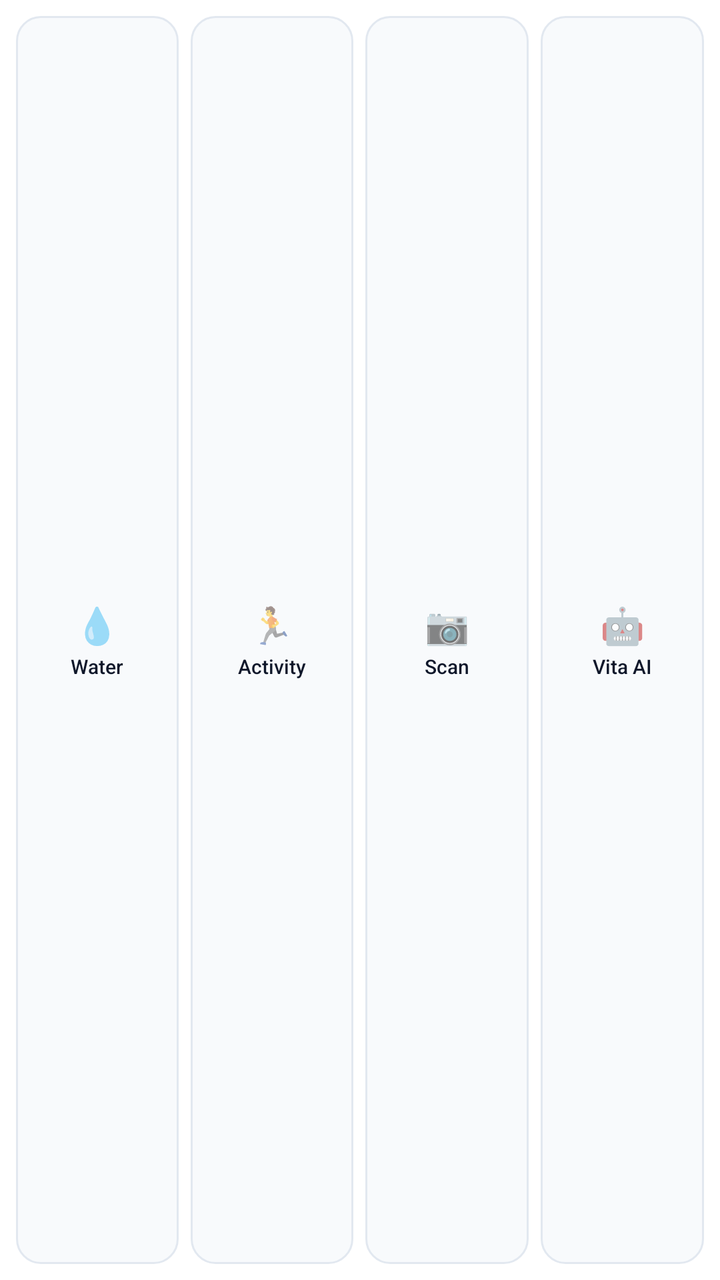
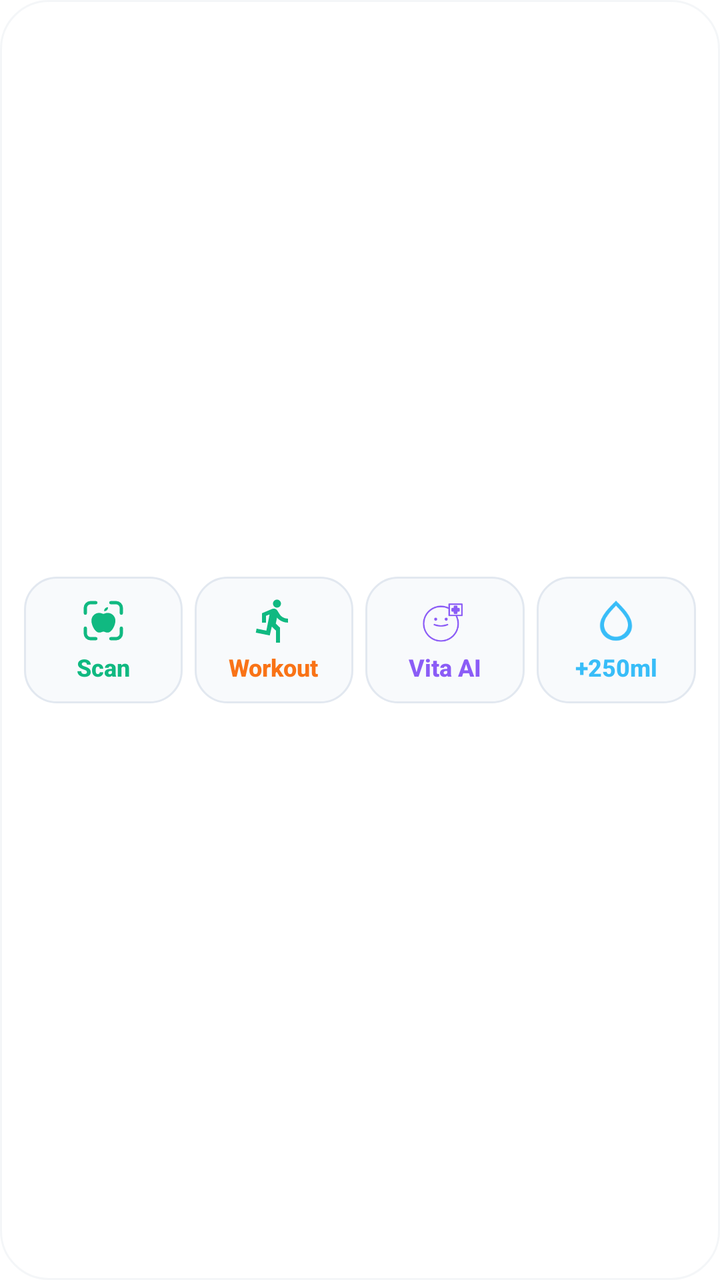

Two renders of the same Android screen: before a commit and after it. Below are the layout's source before the change and the commit's diff.
<!-- AndroidManifest.xml: fallback theme Theme.MaterialComponents.DayNight.NoActionBar -->
<!-- res/layout/quick_shortcuts_widget.xml -->
<?xml version="1.0" encoding="utf-8"?>
<LinearLayout xmlns:android="http://schemas.android.com/apk/res/android"
    android:id="@+id/widget_shortcuts_root"
    android:layout_width="match_parent"
    android:layout_height="match_parent"
    android:background="@drawable/widget_background"
    android:gravity="center_vertical"
    android:orientation="horizontal"
    android:padding="8dp">

    
    <LinearLayout
        android:id="@+id/widget_shortcut_water"
        android:layout_width="0dp"
        android:layout_height="match_parent"
        android:layout_marginEnd="3dp"
        android:layout_weight="1"
        android:background="@drawable/widget_card_bg"
        android:gravity="center"
        android:orientation="vertical"
        android:padding="4dp">

        <TextView
            android:layout_width="wrap_content"
            android:layout_height="wrap_content"
            android:text="💧"
            android:textSize="18sp" />

        <TextView
            android:layout_width="wrap_content"
            android:layout_height="wrap_content"
            android:layout_marginTop="2dp"
            android:fontFamily="sans-serif-medium"
            android:text="Water"
            android:textColor="@color/widget_text"
            android:textSize="10sp" />
    </LinearLayout>

    
    <LinearLayout
        android:id="@+id/widget_shortcut_activity"
        android:layout_width="0dp"
        android:layout_height="match_parent"
        android:layout_marginStart="3dp"
        android:layout_marginEnd="3dp"
        android:layout_weight="1"
        android:background="@drawable/widget_card_bg"
        android:gravity="center"
        android:orientation="vertical"
        android:padding="4dp">

        <TextView
            android:layout_width="wrap_content"
            android:layout_height="wrap_content"
            android:text="🏃"
            android:textSize="18sp" />

        <TextView
            android:layout_width="wrap_content"
            android:layout_height="wrap_content"
            android:layout_marginTop="2dp"
            android:fontFamily="sans-serif-medium"
            android:text="Activity"
            android:textColor="@color/widget_text"
            android:textSize="10sp" />
    </LinearLayout>

    
    <LinearLayout
        android:id="@+id/widget_shortcut_food"
        android:layout_width="0dp"
        android:layout_height="match_parent"
        android:layout_marginStart="3dp"
        android:layout_marginEnd="3dp"
        android:layout_weight="1"
        android:background="@drawable/widget_card_bg"
        android:gravity="center"
        android:orientation="vertical"
        android:padding="4dp">

        <TextView
            android:layout_width="wrap_content"
            android:layout_height="wrap_content"
            android:text="📷"
            android:textSize="18sp" />

        <TextView
            android:layout_width="wrap_content"
            android:layout_height="wrap_content"
            android:layout_marginTop="2dp"
            android:fontFamily="sans-serif-medium"
            android:text="Scan"
            android:textColor="@color/widget_text"
            android:textSize="10sp" />
    </LinearLayout>

    
    <LinearLayout
        android:id="@+id/widget_shortcut_vita"
        android:layout_width="0dp"
        android:layout_height="match_parent"
        android:layout_marginStart="3dp"
        android:layout_weight="1"
        android:background="@drawable/widget_card_bg"
        android:gravity="center"
        android:orientation="vertical"
        android:padding="4dp">

        <TextView
            android:layout_width="wrap_content"
            android:layout_height="wrap_content"
            android:text="🤖"
            android:textSize="18sp" />

        <TextView
            android:layout_width="wrap_content"
            android:layout_height="wrap_content"
            android:layout_marginTop="2dp"
            android:fontFamily="sans-serif-medium"
            android:text="Vita AI"
            android:textColor="@color/widget_text"
            android:textSize="10sp" />
    </LinearLayout>
</LinearLayout>
<!-- resources referenced by this layout -->
<resources>
  <color name="widget_text">#FF0F172A</color>
  <!-- drawable widget_background (drawable) -->
  <?xml version="1.0" encoding="utf-8"?>
  <shape xmlns:android="http://schemas.android.com/apk/res/android" android:shape="rectangle">
      <solid android:color="@color/widget_background" />
      <corners android:radius="16dp" />
  </shape>
  <!-- drawable widget_card_bg (drawable) -->
  <?xml version="1.0" encoding="utf-8"?>
  <shape xmlns:android="http://schemas.android.com/apk/res/android" android:shape="rectangle">
      <solid android:color="@color/widget_card_background" />
      <stroke android:width="1dp" android:color="@color/widget_card_border" />
      <corners android:radius="12dp" />
  </shape>
  <color name="widget_background">#FFFFFFFF</color>
  <!-- unchanged entries left out for length: 2 -->
</resources>

<!-- the commit's change to res/layout/quick_shortcuts_widget.xml (unified diff, before → after) -->
@@ -6,119 +6,158 @@
     android:background="@drawable/widget_background"
     android:gravity="center_vertical"
     android:orientation="horizontal"
-    android:padding="8dp">
+    android:paddingStart="12dp"
+    android:paddingTop="8dp"
+    android:paddingEnd="12dp"
+    android:paddingBottom="8dp">
 
     
     <LinearLayout
-        android:id="@+id/widget_shortcut_water"
+        android:id="@+id/widget_shortcut_food"
         android:layout_width="0dp"
-        android:layout_height="match_parent"
+        android:layout_height="wrap_content"
         android:layout_marginEnd="3dp"
         android:layout_weight="1"
         android:background="@drawable/widget_card_bg"
         android:gravity="center"
         android:orientation="vertical"
-        android:padding="4dp">
+        android:paddingStart="3dp"
+        android:paddingTop="10dp"
+        android:paddingEnd="3dp"
+        android:paddingBottom="10dp">
+
+        <ImageView
+            android:layout_width="24dp"
+            android:layout_height="24dp"
+            android:src="@drawable/ic_widget_scan" />
 
         <TextView
             android:layout_width="wrap_content"
             android:layout_height="wrap_content"
-            android:text="💧"
-            android:textSize="18sp" />
-
-        <TextView
-            android:layout_width="wrap_content"
-            android:layout_height="wrap_content"
-            android:layout_marginTop="2dp"
+            android:layout_marginTop="3dp"
+            android:autoSizeMaxTextSize="12sp"
+            android:autoSizeMinTextSize="8sp"
+            android:autoSizeStepGranularity="1sp"
+            android:autoSizeTextType="uniform"
+            android:ellipsize="end"
             android:fontFamily="sans-serif-medium"
-            android:text="Water"
-            android:textColor="@color/widget_text"
-            android:textSize="10sp" />
+            android:maxLines="1"
+            android:text="Scan"
+            android:textColor="@color/widget_steps"
+            android:textSize="12sp"
+            android:textStyle="bold" />
     </LinearLayout>
 
     
     <LinearLayout
         android:id="@+id/widget_shortcut_activity"
         android:layout_width="0dp"
-        android:layout_height="match_parent"
+        android:layout_height="wrap_content"
         android:layout_marginStart="3dp"
         android:layout_marginEnd="3dp"
         android:layout_weight="1"
         android:background="@drawable/widget_card_bg"
         android:gravity="center"
         android:orientation="vertical"
-        android:padding="4dp">
+        android:paddingStart="3dp"
+        android:paddingTop="10dp"
+        android:paddingEnd="3dp"
+        android:paddingBottom="10dp">
+
+        <ImageView
+            android:layout_width="24dp"
+            android:layout_height="24dp"
+            android:src="@drawable/ic_widget_steps" />
 
         <TextView
             android:layout_width="wrap_content"
             android:layout_height="wrap_content"
-            android:text="🏃"
-            android:textSize="18sp" />
-
-        <TextView
-            android:layout_width="wrap_content"
-            android:layout_height="wrap_content"
-            android:layout_marginTop="2dp"
+            android:layout_marginTop="3dp"
+            android:autoSizeMaxTextSize="12sp"
+            android:autoSizeMinTextSize="8sp"
+            android:autoSizeStepGranularity="1sp"
+            android:autoSizeTextType="uniform"
+            android:ellipsize="end"
             android:fontFamily="sans-serif-medium"
-            android:text="Activity"
-            android:textColor="@color/widget_text"
-            android:textSize="10sp" />
+            android:maxLines="1"
+            android:text="Workout"
+            android:textColor="@color/widget_calories"
+            android:textSize="12sp"
+            android:textStyle="bold" />
     </LinearLayout>
 
     
     <LinearLayout
-        android:id="@+id/widget_shortcut_food"
+        android:id="@+id/widget_shortcut_vita"
         android:layout_width="0dp"
-        android:layout_height="match_parent"
+        android:layout_height="wrap_content"
         android:layout_marginStart="3dp"
         android:layout_marginEnd="3dp"
         android:layout_weight="1"
         android:background="@drawable/widget_card_bg"
         android:gravity="center"
         android:orientation="vertical"
-        android:padding="4dp">
+        android:paddingStart="3dp"
+        android:paddingTop="10dp"
+        android:paddingEnd="3dp"
+        android:paddingBottom="10dp">
+
+        <ImageView
+            android:layout_width="24dp"
+            android:layout_height="24dp"
+            android:src="@drawable/ic_widget_ai" />
 
         <TextView
             android:layout_width="wrap_content"
             android:layout_height="wrap_content"
-            android:text="📷"
-            android:textSize="18sp" />
-
-        <TextView
-            android:layout_width="wrap_content"
-            android:layout_height="wrap_content"
-            android:layout_marginTop="2dp"
+            android:layout_marginTop="3dp"
+            android:autoSizeMaxTextSize="12sp"
+            android:autoSizeMinTextSize="8sp"
+            android:autoSizeStepGranularity="1sp"
+            android:autoSizeTextType="uniform"
+            android:ellipsize="end"
             android:fontFamily="sans-serif-medium"
-            android:text="Scan"
-            android:textColor="@color/widget_text"
-            android:textSize="10sp" />
+            android:maxLines="1"
+            android:text="Vita AI"
+            android:textColor="@color/widget_sleep"
+            android:textSize="12sp"
+            android:textStyle="bold" />
     </LinearLayout>
 
     
     <LinearLayout
-        android:id="@+id/widget_shortcut_vita"
+        android:id="@+id/widget_shortcut_water"
         android:layout_width="0dp"
-        android:layout_height="match_parent"
+        android:layout_height="wrap_content"
         android:layout_marginStart="3dp"
         android:layout_weight="1"
         android:background="@drawable/widget_card_bg"
         android:gravity="center"
         android:orientation="vertical"
-        android:padding="4dp">
+        android:paddingStart="3dp"
+        android:paddingTop="10dp"
+        android:paddingEnd="3dp"
+        android:paddingBottom="10dp">
+
+        <ImageView
+            android:layout_width="24dp"
+            android:layout_height="24dp"
+            android:src="@drawable/ic_widget_water" />
 
         <TextView
             android:layout_width="wrap_content"
             android:layout_height="wrap_content"
-            android:text="🤖"
-            android:textSize="18sp" />
-
-        <TextView
-            android:layout_width="wrap_content"
-            android:layout_height="wrap_content"
-            android:layout_marginTop="2dp"
+            android:layout_marginTop="3dp"
+            android:autoSizeMaxTextSize="12sp"
+            android:autoSizeMinTextSize="8sp"
+            android:autoSizeStepGranularity="1sp"
+            android:autoSizeTextType="uniform"
+            android:ellipsize="end"
             android:fontFamily="sans-serif-medium"
-            android:text="Vita AI"
-            android:textColor="@color/widget_text"
-            android:textSize="10sp" />
+            android:maxLines="1"
+            android:text="+250ml"
+            android:textColor="@color/widget_water"
+            android:textSize="12sp"
+            android:textStyle="bold" />
     </LinearLayout>
 </LinearLayout>
<!-- resource entries referenced after the edit -->
@@ -1,18 +1,79 @@
 <!-- resources referenced by this layout -->
 <resources>
-  <color name="widget_text">#FF0F172A</color>
+  <color name="widget_calories">#FFF97316</color>
+  <color name="widget_sleep">#FF8B5CF6</color>
+  <color name="widget_steps">#FF10B981</color>
+  <color name="widget_water">#FF38BDF8</color>
+  <!-- drawable ic_widget_ai: vector/xml drawable (drawable, 3604 chars, omitted) -->
+  <!-- drawable ic_widget_scan (drawable) -->
+  <vector xmlns:android="http://schemas.android.com/apk/res/android"
+      android:width="24dp"
+      android:height="24dp"
+      android:viewportWidth="32"
+      android:viewportHeight="32">
+    
+    <path
+        android:strokeColor="#10B981"
+        android:strokeWidth="2.2"
+        android:strokeLineCap="round"
+        android:strokeLineJoin="round"
+        android:pathData="M21,28h3.5c1.93,0 3.5,-1.57 3.5,-3.5V21"/>
+    <path
+        android:strokeColor="#10B981"
+        android:strokeWidth="2.2"
+        android:strokeLineCap="round"
+        android:strokeLineJoin="round"
+        android:pathData="M28,11V7.5c0,-1.93 -1.57,-3.5 -3.5,-3.5H21"/>
+    <path
+        android:strokeColor="#10B981"
+        android:strokeWidth="2.2"
+        android:strokeLineCap="round"
+        android:strokeLineJoin="round"
+        android:pathData="M11,28H7.5C5.57,28 4,26.43 4,24.5V21"/>
+    <path
+        android:strokeColor="#10B981"
+        android:strokeWidth="2.2"
+        android:strokeLineCap="round"
+        android:strokeLineJoin="round"
+        android:pathData="M4,11V7.5C4,5.57 5.57,4 7.5,4H11"/>
+    
+    <path
+        android:fillColor="#10B981"
+        android:pathData="M18.89,23.94c-0.72,0 -1.44,-0.16 -2.1,-0.46 -0.23,-0.1 -0.48,-0.16 -0.73,-0.16s-0.5,0.05 -0.73,0.16c-0.67,0.3 -1.39,0.46 -2.12,0.46 -2.74,0 -5.15,-4.97 -5.15,-7.97 0,-0.86 0.22,-1.7 0.63,-2.46 0.41,-0.75 1,-1.39 1.73,-1.86 0.72,-0.47 1.55,-0.75 2.41,-0.81 0.86,-0.07 1.72,0.08 2.5,0.43 0.22,0.11 0.47,0.16 0.71,0.16h0.02c0.25,0 0.5,-0.05 0.73,-0.16 0.66,-0.3 1.37,-0.45 2.1,-0.45 1.37,0 2.68,0.54 3.64,1.51 0.97,0.96 1.51,2.27 1.52,3.64 0,3 -2.42,7.97 -5.16,7.97zM17.23,7.78c0.25,-0.25 0.54,-0.44 0.87,-0.57 0.33,-0.12 0.68,-0.18 1.03,-0.16 0,0.06 0.01,0.13 0.01,0.18 0,0.65 -0.26,1.27 -0.71,1.73 -0.25,0.24 -0.55,0.43 -0.88,0.55 -0.33,0.12 -0.68,0.17 -1.03,0.15 -0.03,-0.35 0.02,-0.7 0.15,-1.03 0.12,-0.33 0.32,-0.62 0.56,-0.85z"/>
+  </vector>
+  <!-- drawable ic_widget_steps (drawable) -->
+  <vector xmlns:android="http://schemas.android.com/apk/res/android"
+      android:width="14dp"
+      android:height="14dp"
+      android:viewportWidth="24"
+      android:viewportHeight="24">
+      <path
+          android:fillColor="@color/widget_steps"
+          android:pathData="M13.49 5.48c1.1 0 2-.9 2-2s-.9-2-2-2-2 .9-2 2 .9 2 2 2zm-3.6 13.9l1-4.4 2.1 2v6h2v-7.5l-2.1-2 .6-3c1.3 1.5 3.3 2.5 5.5 2.5v-2c-1.9 0-3.5-1-4.3-2.4l-1-1.6c-.4-.6-1-1-1.7-1-.3 0-.5.1-.8.1l-5.2 2.2v4.7h2v-3.4l1.8-.7-1.6 8.1-4.9-1-.4 2 7 1.4z" />
+  </vector>
+  <!-- drawable ic_widget_water (drawable) -->
+  <vector xmlns:android="http://schemas.android.com/apk/res/android"
+      android:width="14dp"
+      android:height="14dp"
+      android:viewportWidth="24"
+      android:viewportHeight="24">
+      <path
+          android:fillColor="@color/widget_water"
+          android:pathData="M12 2C8 6 4 10 4 14.5 4 18.6 7.4 22 12 22s8-3.4 8-7.5C20 10 16 6 12 2zm0 18c-3.3 0-6-2.7-6-6 0-3.1 2.8-6.1 6-9.5 3.2 3.4 6 6.4 6 9.5 0 3.3-2.7 6-6 6z" />
+  </vector>
   <!-- drawable widget_background (drawable) -->
   <?xml version="1.0" encoding="utf-8"?>
   <shape xmlns:android="http://schemas.android.com/apk/res/android" android:shape="rectangle">
       <solid android:color="@color/widget_background" />
-      <corners android:radius="16dp" />
+      <stroke android:width="1dp" android:color="#1A94A3B8" />
+      <corners android:radius="24dp" />
   </shape>
   <!-- drawable widget_card_bg (drawable) -->
   <?xml version="1.0" encoding="utf-8"?>
   <shape xmlns:android="http://schemas.android.com/apk/res/android" android:shape="rectangle">
       <solid android:color="@color/widget_card_background" />
       <stroke android:width="1dp" android:color="@color/widget_card_border" />
-      <corners android:radius="12dp" />
+      <corners android:radius="16dp" />
   </shape>
   <color name="widget_background">#FFFFFFFF</color>
   <!-- unchanged entries left out for length: 2 -->
